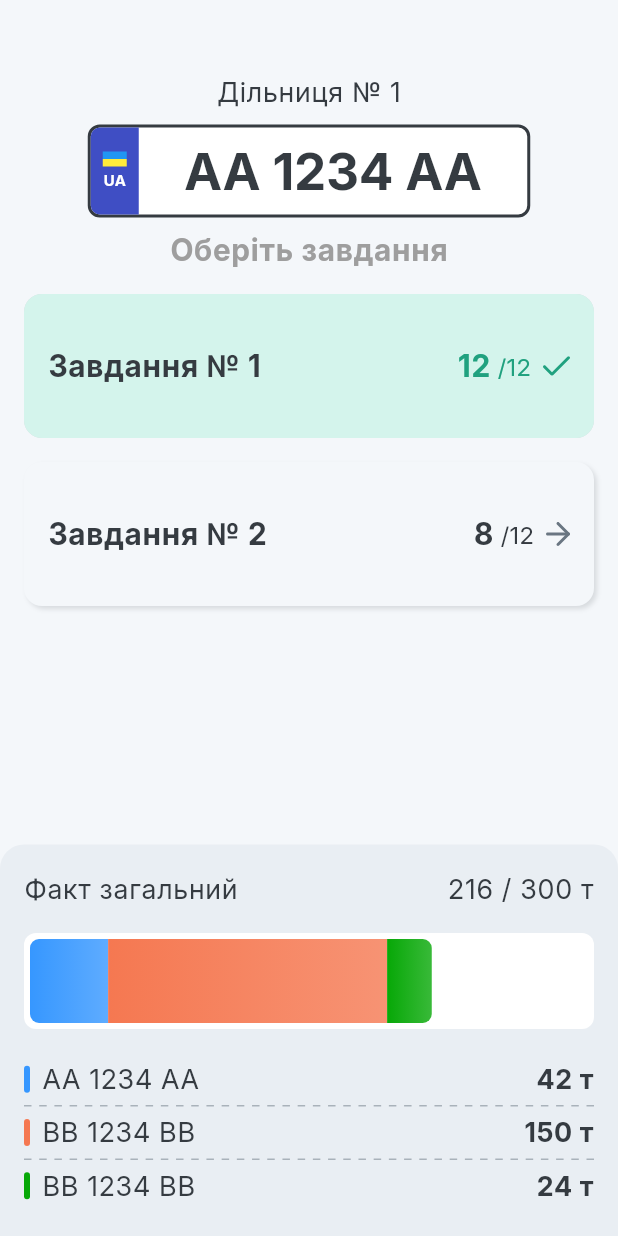
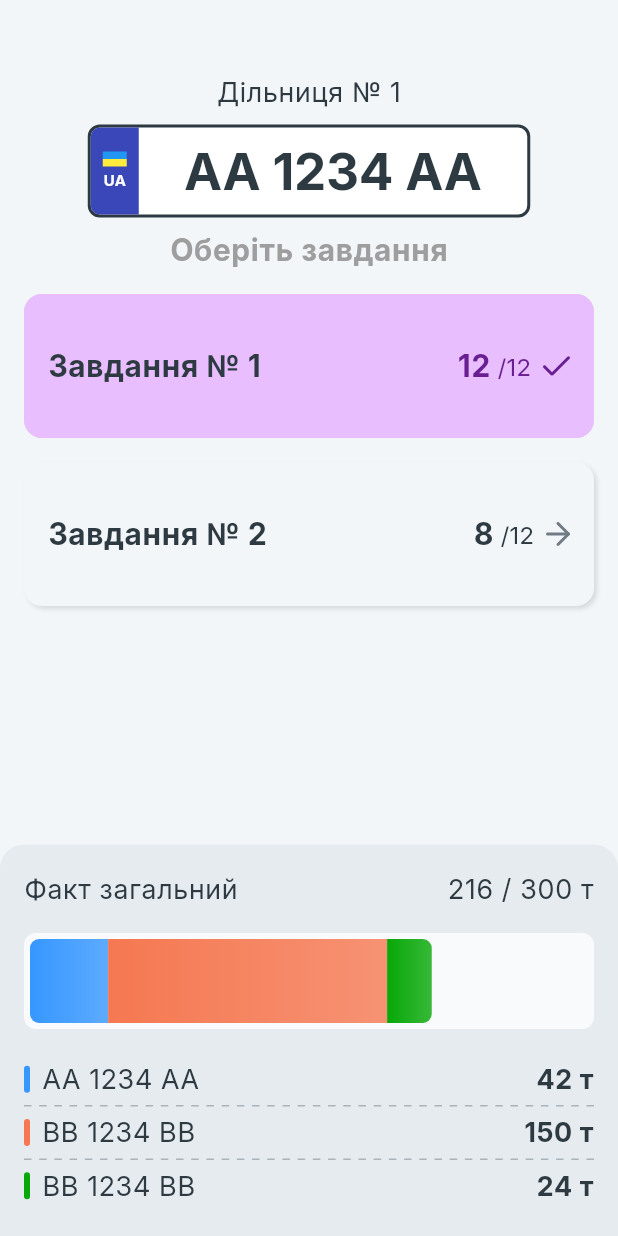
Before and after one commit to valerii-kostynskyi/delivery, a Flutter app: the FarmInfoPage screen opened by its route, on a phone screen of 412 x 824 dp. Run offline on Flutter 3.47's test engine with Material 3 defaults, Android fonts, the phone set to English and light mode, and no system bars; drawn by our look-alikes of overlay_support; our stand-ins replace dio, flutter_bloc, flutter_multi_formatter, flutter_secure_storage, flutter_svg, freezed_annotation and 3 more; missing offline and left inert: flutter_barcode_scanner; accounts and stored records are empty.

Commit message:
change colors

```diff
--- a/lib/presentation/theme/app_colors.dart
+++ b/lib/presentation/theme/app_colors.dart
@@ -1,28 +1,28 @@
 import 'package:flutter/material.dart';
 
 class AppColors {
-  static const Color white = Color(0xFFFFFFFF);
+  static const Color white = Color(0xFFF9FAFB);
   static const Color error = Color(0xFFF35625);
-  static const Color lightRed = Color(0xFFFDDDD3);
-  static const Color alert = Color(0xFFC2451E);
+  static const Color lightRed = Color(0xFFFDE0DB);
+  static const Color alert = Color.fromARGB(255, 246, 91, 56);
 
-  static const Color black = Color(0xFF353B41);
-  static const Color hint = Color(0xFF8593A3);
-  static const Color gray = Color(0xFF6A7682);
-  static const Color progressGray = Color(0xFFDEE4EB);
-  static const Color lightGray = Color(0xFFEFF2F5);
+  static const Color black = Color(0xFF2E3A42);
+  static const Color hint = Color(0xFF8A99A6);
+  static const Color gray = Color(0xFF707B85);
+  static const Color progressGray = Color(0xFFD8DEE5);
+  static const Color lightGray = Color(0xFFEAF0F4);
 
-  static const Color brown = Color(0xFF995200);
-  static const Color lightBrown = Color(0xFFFFF7E5);
+  static const Color brown = Color.fromARGB(255, 89, 44, 16);
+  static const Color lightBrown = Color(0xFFFFF3E6);
 
-  static const Color yellowLight = Color(0xFFFFEECC);
-  static const Color orange = Color(0xFFCC7A00);
+  static const Color yellowLight = Color(0xFFFFE7B8);
+  static const Color orange = Color(0xFFB86C30);
 
-  static const Color green = Color(0xFF20A17F);
-  static const Color lightGreen = Color(0xFFD4F4EC);
-  static const Color backgroundGreen = Color(0xFFE6FAF4);
+  static const Color green = Color.fromARGB(255, 105, 31, 145);
+  static const Color lightGreen = Color.fromARGB(255, 232, 190, 255);
+  static const Color backgroundGreen = Color(0xFFE1F7F0);
 
-  static const Color blue = Color(0xFF3F4EC4);
-  static const Color lightBlue = Color(0xFFEEF0FD);
-  static const Color scaffoldBackgroundColor = Color(0xFFF4F7FA);
+  static const Color blue = Color(0xFF3A47B8);
+  static const Color lightBlue = Color(0xFFE5E9FB);
+  static const Color scaffoldBackgroundColor = Color(0xFFF3F6F9);
 }
```
